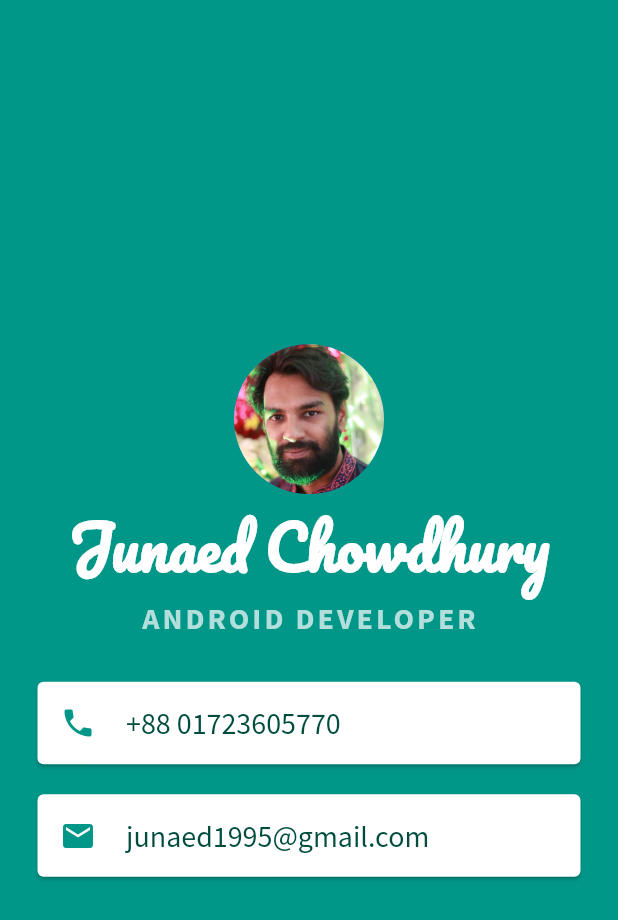
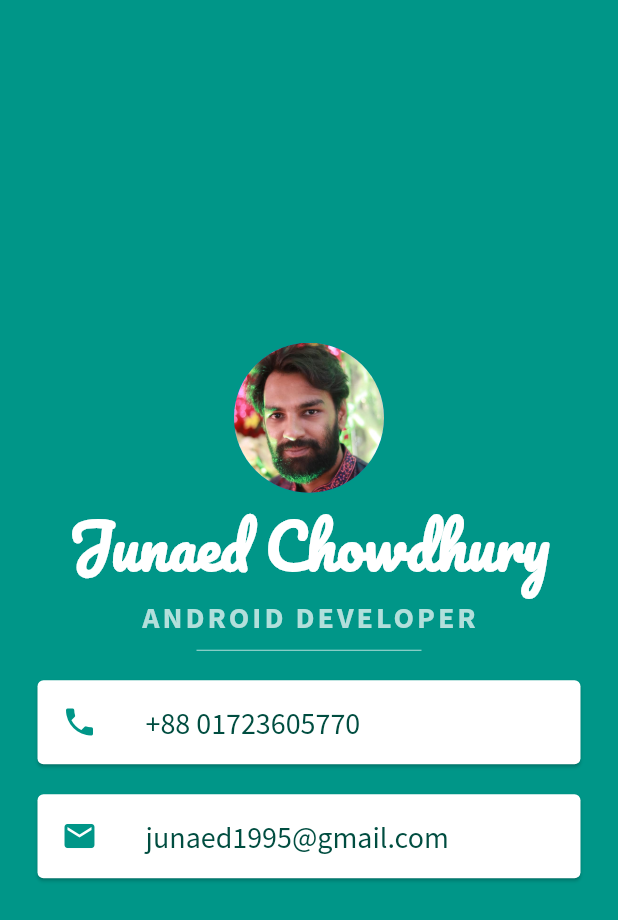
Before and after one commit to Junaed29/card_flutter, a Flutter app: the screen it shows after launch, on a phone screen of 412 x 824 dp. Shown: the top 920 px of the screen. Run offline on Flutter 3.47's test engine with Material 2 defaults, Android fonts, the phone set to English and light mode, and no system bars.

Commit message:
* Ui with Card and ListTile

```diff
--- a/lib/main.dart
+++ b/lib/main.dart
@@ -40,22 +40,22 @@ class MyApp extends StatelessWidget {
                   fontWeight: FontWeight.bold,
                 ),
               ),
+              SizedBox(
+                width: 150,
+                height: 20,
+                child: Divider(
+                  color: Colors.teal.shade100,
+                ),
+              ),
               Card(
-                color: Colors.white,
-                margin: const EdgeInsets.only(
-                    top: 30, bottom: 10, left: 25, right: 25),
-                child: Padding(
-                  padding: const EdgeInsets.all(15.0),
-                  child: Row(
-                    children: [
-                      const Icon(
+                margin: const EdgeInsets.symmetric(
+                    vertical: 10.0, horizontal: 25.0),
+                child: ListTile(
+                  leading: const Icon(
                     Icons.phone,
                     color: Colors.teal,
                   ),
-                      const SizedBox(
-                        width: 20.0,
-                      ),
-                      Text(
+                  title: Text(
                     "+88 01723605770",
                     style: TextStyle(
                       color: Colors.teal.shade900,
@@ -63,34 +63,23 @@ class MyApp extends StatelessWidget {
                       fontSize: 20.0,
                     ),
                   ),
-                    ],
-                  ),
                 ),
               ),
               Card(
-                color: Colors.white,
                 margin: const EdgeInsets.symmetric(
                     vertical: 10.0, horizontal: 25.0),
-                child: Padding(
-                  padding: const EdgeInsets.all(15.0),
-                  child: Row(
-                    children: [
-                      const Icon(
+                child: ListTile(
+                  leading: const Icon(
                     Icons.mail,
                     color: Colors.teal,
                   ),
-                      const SizedBox(
-                        width: 20.0,
-                      ),
-                      Text(
+                  title: Text(
                     "junaed1995@gmail.com",
                     style: TextStyle(
                       color: Colors.teal.shade900,
                       fontFamily: "Source_Sans_Pro",
                       fontSize: 20.0,
                     ),
-                      ),
-                    ],
                   ),
                 ),
               ),
```
Lines whose indentation alone changed are shown as unchanged.
